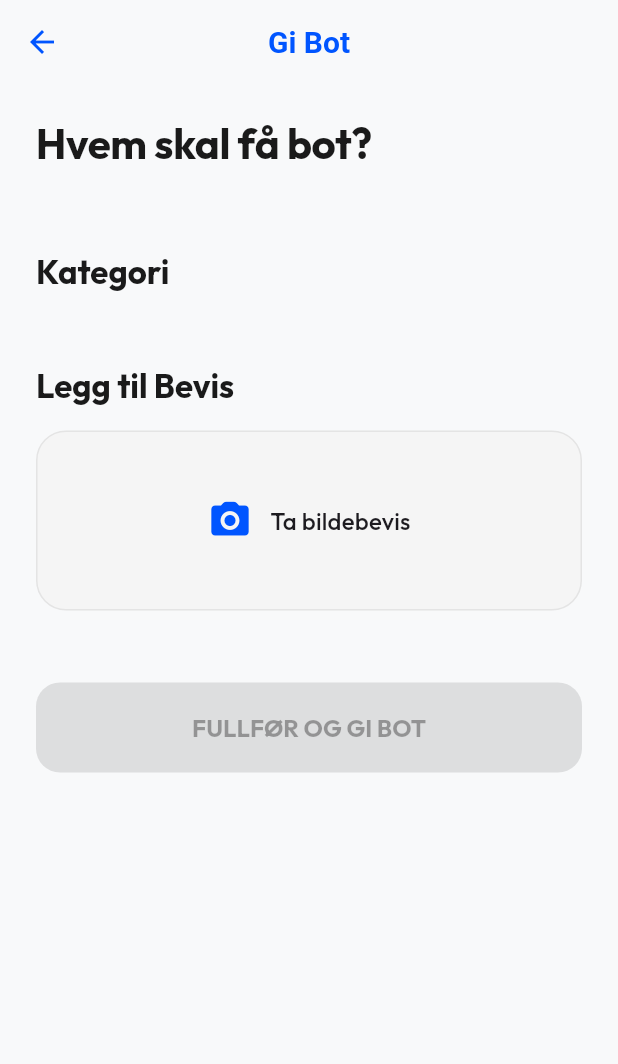
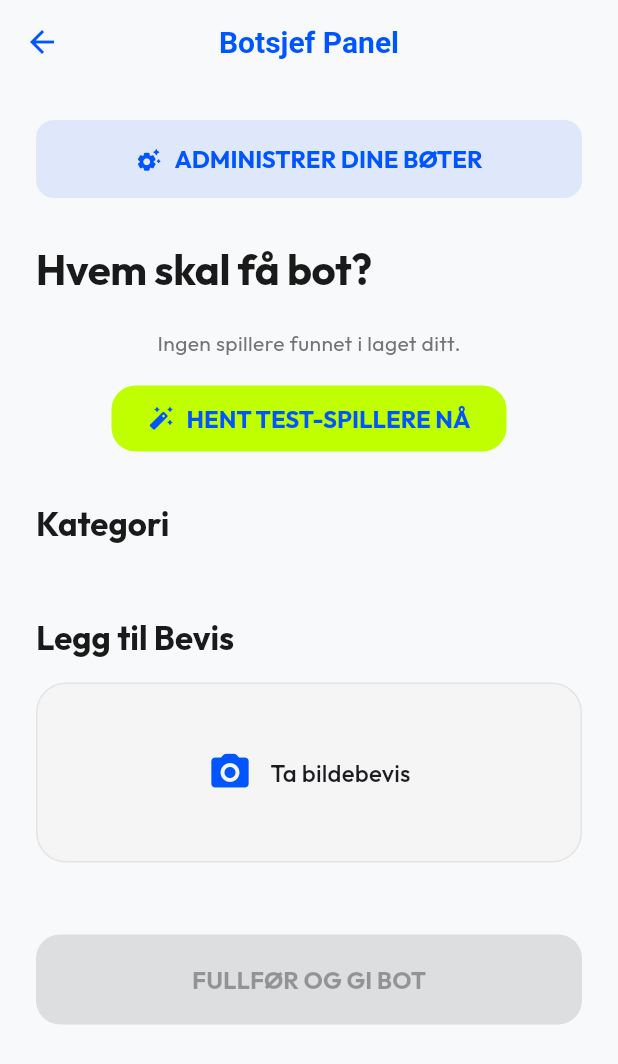
Before and after one commit to paalbergmortensen-jpg/Botkassa, a Flutter app: the AddFineScreen screen opened directly, on a phone screen of 412 x 824 dp. Shown: the top 1064 px of the screen. Run offline on Flutter 3.47's test engine with Material 3 defaults, Android fonts, the phone set to English and light mode, and no system bars; our stand-ins replace cloud_firestore, firebase_auth, firebase_core, firebase_storage, flutter_riverpod, google_fonts and 2 more; missing offline and left inert: purchases_flutter, purchases_ui_flutter; accounts and stored records are empty.

Commit message:
Admin panel implementation, role-based navigation, and Firestore persistence fixes

```diff
--- a/lib/screens/add_fine_screen.dart
+++ b/lib/screens/add_fine_screen.dart
@@ -1,5 +1,6 @@
 import 'package:flutter/foundation.dart';
 import 'package:flutter/material.dart';
+import 'package:cloud_firestore/cloud_firestore.dart';
 import 'package:image_picker/image_picker.dart';
 import 'package:flutter_riverpod/flutter_riverpod.dart';
 import '../services/firestore_service.dart';
@@ -16,8 +17,6 @@ class AddFineScreen extends ConsumerStatefulWidget {
   @override
   ConsumerState<AddFineScreen> createState() => _AddFineScreenState();
 }
-
-import 'fine_types_screen.dart';
 
 class _AddFineScreenState extends ConsumerState<AddFineScreen> {
   AppUser? _selectedPlayer;
@@ -47,8 +46,10 @@ class _AddFineScreenState extends ConsumerState<AddFineScreen> {
     String? imageUrl;
     final fineId = DateTime.now().millisecondsSinceEpoch.toString();
 
+    try {
       if (_image != null && !kIsWeb) {
-      imageUrl = await storage.uploadFineEvidence(_image!.path, fineId);
+        imageUrl = await storage.uploadFineEvidence(_image!.path, fineId)
+            .timeout(const Duration(seconds: 10));
       }
 
       final fine = Fine(
@@ -64,9 +65,7 @@ class _AddFineScreenState extends ConsumerState<AddFineScreen> {
         evidenceUrl: imageUrl,
       );
 
-    await firestore.addFine(fine);
-
-    setState(() => _isUploading = false);
+      await firestore.addFine(fine).timeout(const Duration(seconds: 5));
 
       if (mounted) {
         ScaffoldMessenger.of(context).showSnackBar(
@@ -79,7 +78,17 @@ class _AddFineScreenState extends ConsumerState<AddFineScreen> {
           _selectedPlayer = null;
           _selectedType = null;
           _image = null;
+          _isUploading = false;
         });
+      }
+    } catch (e) {
+      debugPrint('Error giving fine: $e');
+      if (mounted) {
+        ScaffoldMessenger.of(context).showSnackBar(
+          SnackBar(content: Text('Feil ved sending av bot: $e'), backgroundColor: Colors.red),
+        );
+        setState(() => _isUploading = false);
+      }
     }
   }
 
@@ -87,7 +96,7 @@ class _AddFineScreenState extends ConsumerState<AddFineScreen> {
   Widget build(BuildContext context) {
     return Scaffold(
       appBar: AppBar(
-        title: const Text('Gi Bot'),
+        title: const Text('Botsjef Panel'),
         centerTitle: true,
       ),
       body: SingleChildScrollView(
@@ -95,9 +104,29 @@ class _AddFineScreenState extends ConsumerState<AddFineScreen> {
         child: Column(
           crossAxisAlignment: CrossAxisAlignment.start,
           children: [
+            // Admin Actions
+            SizedBox(
+              width: double.infinity,
+              child: ElevatedButton.icon(
+                onPressed: () => Navigator.push(
+                  context,
+                  MaterialPageRoute(builder: (context) => const FineTypesScreen()),
+                ),
+                icon: const Icon(Icons.settings_suggest_rounded),
+                label: const Text('ADMINISTRER DINE BØTER', style: TextStyle(fontWeight: FontWeight.bold)),
+                style: ElevatedButton.styleFrom(
+                  backgroundColor: AppTheme.primaryBlue.withOpacity(0.1),
+                  foregroundColor: AppTheme.primaryBlue,
+                  padding: const EdgeInsets.symmetric(vertical: 16),
+                  shape: RoundedRectangleBorder(borderRadius: BorderRadius.circular(12)),
+                  elevation: 0,
+                ),
+              ),
+            ),
+            const SizedBox(height: 32),
             Text('Hvem skal få bot?', style: Theme.of(context).textTheme.displayLarge),
             const SizedBox(height: 24),
-            _buildPlayerSelector(),
+            _buildPlayerSelector(ref),
             const SizedBox(height: 32),
             Text('Kategori', style: Theme.of(context).textTheme.titleLarge),
             const SizedBox(height: 16),
@@ -125,11 +154,32 @@ class _AddFineScreenState extends ConsumerState<AddFineScreen> {
     );
   }
 
-  Widget _buildPlayerSelector() {
+  Widget _buildPlayerSelector(WidgetRef ref) {
     final playersAsync = ref.watch(teamLeaderboardProvider);
 
     return playersAsync.when(
-      data: (players) => Wrap(
+      data: (players) {
+        if (players.isEmpty) {
+          return Center(
+            child: Column(
+              children: [
+                const Text('Ingen spillere funnet i laget ditt.'),
+                const SizedBox(height: 16),
+                ElevatedButton.icon(
+                  onPressed: () => _seedTestData(ref),
+                  icon: const Icon(Icons.auto_fix_high_rounded),
+                  label: const Text('HENT TEST-SPILLERE NÅ'),
+                  style: ElevatedButton.styleFrom(
+                    backgroundColor: AppTheme.accentLime,
+                    foregroundColor: AppTheme.primaryBlue,
+                    padding: const EdgeInsets.symmetric(horizontal: 24, vertical: 12),
+                  ),
+                ),
+              ],
+            ),
+          );
+        }
+        return Wrap(
           spacing: 16,
           runSpacing: 16,
           children: players.map((player) {
@@ -165,10 +215,49 @@ class _AddFineScreenState extends ConsumerState<AddFineScreen> {
               ),
             );
           }).toList(),
-      ),
+        );
+      },
       loading: () => const Center(child: CircularProgressIndicator()),
       error: (e, s) => Center(child: Text('Feil: $e')),
     );
+  }
+
+  void _seedTestData(WidgetRef ref) async {
+    final firestore = FirebaseFirestore.instance;
+    const teamId = 'test-team-123';
+
+    try {
+      // Add mock players using raw maps to bypass model issues on web
+      final players = {
+        'web-test-user': {'name': 'Botsjef (Web)', 'role': 1, 'balance': 0, 'teamId': teamId},
+        '1': {'name': 'Erik', 'role': 0, 'balance': 150, 'teamId': teamId},
+        '2': {'name': 'Mats', 'role': 0, 'balance': 50, 'teamId': teamId},
+        '3': {'name': 'Sara', 'role': 0, 'balance': 0, 'teamId': teamId},
+      };
+
+      for (var entry in players.entries) {
+        await firestore.collection('users').doc(entry.key).set(entry.value, SetOptions(merge: true));
+      }
+
+      // Add mock categories
+      final types = {
+        't1': {'name': 'For sent til trening', 'price': 50, 'icon': '⏰'},
+        't2': {'name': 'Glemt utstyr', 'price': 30, 'icon': '👕'},
+        't3': {'name': 'Tunnel', 'price': 10, 'icon': '⚽'},
+      };
+
+      for (var entry in types.entries) {
+        await firestore.collection('fineTypes').doc(entry.key).set(entry.value, SetOptions(merge: true));
+      }
+
+      if (mounted) {
+        ScaffoldMessenger.of(context).showSnackBar(
+          const SnackBar(content: Text('Test-data er nå lagt inn!'), backgroundColor: Colors.green),
+        );
+      }
+    } catch (e) {
+      debugPrint('Seed error: $e');
+    }
   }
 
   Widget _buildFineTypeSelector() {
--- a/lib/screens/fine_types_screen.dart
+++ b/lib/screens/fine_types_screen.dart
@@ -1,6 +1,7 @@
 import 'package:flutter/material.dart';
 import 'package:flutter_riverpod/flutter_riverpod.dart';
 import '../models/fine_type.dart';
+import '../models/user.dart';
 import '../services/firestore_service.dart';
 import '../theme.dart';
 
@@ -15,6 +16,13 @@ class FineTypesScreen extends ConsumerWidget {
       appBar: AppBar(
         title: const Text('Administrer Bøter'),
         centerTitle: true,
+        actions: [
+          IconButton(
+            icon: const Icon(Icons.auto_fix_high_rounded),
+            tooltip: 'Gjenopprett test-data',
+            onPressed: () => _seedTestData(ref),
+          ),
+        ],
       ),
       body: typesAsync.when(
         data: (types) => ListView.builder(
@@ -66,7 +74,7 @@ class FineTypesScreen extends ConsumerWidget {
           children: [
             TextField(
               controller: nameController,
-              decoration: const InputDecoration(labelText: 'Navn på bot (f.svg. Sen til trening)'),
+              decoration: const InputDecoration(labelText: 'Navn på bot (f.eks. Sen til trening)'),
             ),
             const SizedBox(height: 16),
             TextField(
@@ -107,6 +115,33 @@ class FineTypesScreen extends ConsumerWidget {
       ),
     );
   }
+
+  void _seedTestData(WidgetRef ref) async {
+    final firestore = ref.read(firestoreServiceProvider);
+
+    // Add mock players to the permanent database
+    final players = [
+      AppUser(id: 'web-test-user', name: 'Botsjef (Web)', role: UserRole.admin, balance: 0, teamId: 'test-team-123'),
+      AppUser(id: '1', name: 'Erik', role: UserRole.player, balance: 150, teamId: 'test-team-123'),
+      AppUser(id: '2', name: 'Mats', role: UserRole.player, balance: 50, teamId: 'test-team-123'),
+      AppUser(id: '3', name: 'Sara', role: UserRole.player, balance: 0, teamId: 'test-team-123'),
+    ];
+
+    for (var p in players) {
+      await firestore.updateUser(p);
+    }
+
+    // Add some default fine types
+    final types = [
+      FineType(id: 't1', name: 'For sent til trening', price: 50, icon: '⏰'),
+      FineType(id: 't2', name: 'Glemt utstyr', price: 30, icon: '👕'),
+      FineType(id: 't3', name: 'Tunnel', price: 10, icon: '⚽'),
+    ];
+
+    for (var t in types) {
+      await firestore.addFineType(t);
+    }
+  }
 }
 
 final fineTypesProvider = StreamProvider<List<FineType>>((ref) {
--- a/lib/services/firestore_service.dart
+++ b/lib/services/firestore_service.dart
@@ -1,4 +1,5 @@
 import 'package:cloud_firestore/cloud_firestore.dart';
+import 'package:flutter/foundation.dart';
 import 'package:flutter_riverpod/flutter_riverpod.dart';
 import '../models/team.dart';
 import '../models/user.dart';
@@ -12,6 +13,15 @@ final firestoreServiceProvider = Provider<FirestoreService>((ref) {
 });
 
 final userProfileProvider = StreamProvider<AppUser?>((ref) {
+  if (kIsWeb) {
+    return Stream.value(AppUser(
+      id: 'web-test-user',
+      name: 'Botsjef (Web)',
+      role: UserRole.admin,
+      teamId: 'test-team-123',
+      balance: 0,
+    ));
+  }
   final user = ref.watch(authStateProvider).value;
   if (user == null) return Stream.value(null);
   return ref.watch(firestoreServiceProvider).streamUser(user.uid);
@@ -97,6 +107,10 @@ class FirestoreService {
     await _db.collection('users').doc(user.id).set(user.toMap());
   }
 
+  Future<void> updateUser(AppUser user) async {
+    await _db.collection('users').doc(user.id).set(user.toMap(), SetOptions(merge: true));
+  }
+
   Stream<AppUser?> streamUser(String userId) {
     return _db.collection('users').doc(userId).snapshots().map((doc) {
       if (doc.exists) return AppUser.fromFirestore(doc);
```
Also changed, not shown: lib/main.dart (+8 -3 lines). Lines whose indentation alone changed are shown as unchanged.
